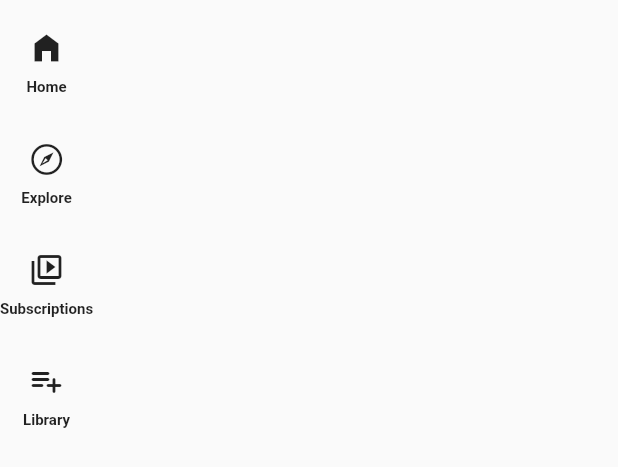
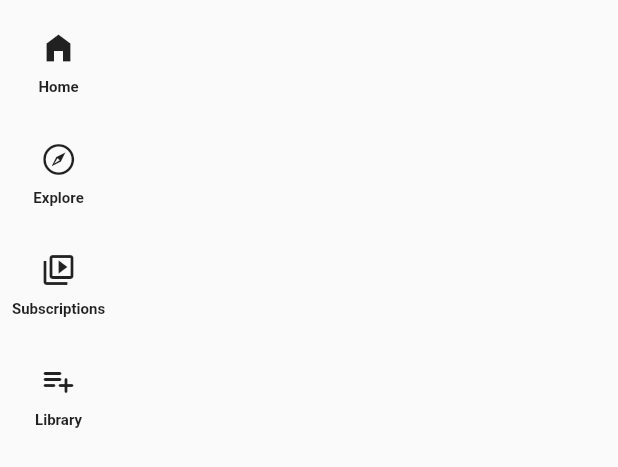
Before and after one commit to Othniel16/yt_clone, a Flutter app: the MenuBar widget shown alone on an empty page, opened directly, on a phone screen of 412 x 824 dp. Shown: the top 467 px of the screen. Run offline on Flutter 3.47's test engine with Material 2 defaults, Android fonts, the phone set to English and light mode, and no system bars; our stand-ins replace cached_network_image, get, timeago; network calls fail.

Commit message:
Code progression

```diff
--- a/lib/widgets/menu_bar.dart
+++ b/lib/widgets/menu_bar.dart
@@ -6,7 +6,9 @@ class MenuBar extends StatelessWidget {
 
   @override
   Widget build(BuildContext context) {
-    return Column(
+    return Padding(
+      padding: const EdgeInsets.symmetric(horizontal: 8.0),
+      child: Column(
         children: [
           InkWell(
             onTap: () {},
@@ -90,6 +92,7 @@ class MenuBar extends StatelessWidget {
             ),
           ),
         ],
+      ),
     );
   }
 }
```
Lines whose indentation alone changed are shown as unchanged.
